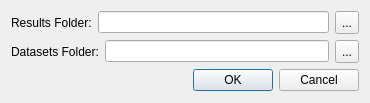
First picture: the form in modules/PorosityAnalyser/dataFolderDialog.ui, repository 3dct/open_iA, before the edit.
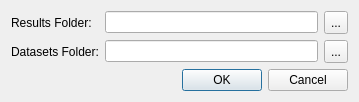
Second picture: the form after the edit.

Commit message: Core/FeatureScout/PorosityAnalyzer: Consistently use QToolButton for file chooser (...)

Patch:
```diff
--- a/modules/PorosityAnalyser/dataFolderDialog.ui
+++ b/modules/PorosityAnalyser/dataFolderDialog.ui
@@ -6,54 +6,35 @@
    <rect>
     <x>0</x>
     <y>0</y>
-    <width>370</width>
-    <height>103</height>
+    <width>359</width>
+    <height>99</height>
    </rect>
   </property>
   <property name="windowTitle">
    <string>Specify Results Folder</string>
   </property>
-  <layout class="QVBoxLayout" name="verticalLayout">
-   <item>
-    <layout class="QHBoxLayout" name="horizontalLayout_3">
-     <item>
+  <layout class="QGridLayout" name="gridLayout">
+   <item row="0" column="1">
+    <widget class="QLineEdit" name="dataFolder"/>
+   </item>
+   <item row="1" column="1">
+    <widget class="QLineEdit" name="datasetsFolder"/>
+   </item>
+   <item row="0" column="0">
       <widget class="QLabel" name="label">
        <property name="text">
         <string>Results Folder:</string>
        </property>
       </widget>
      </item>
-     <item>
-      <widget class="QLineEdit" name="dataFolder"/>
-     </item>
-     <item>
-      <widget class="QToolButton" name="tbOpenDataFolder">
-       <property name="minimumSize">
-        <size>
-         <width>0</width>
-         <height>23</height>
-        </size>
-       </property>
-       <property name="text">
-        <string>...</string>
-       </property>
-      </widget>
-     </item>
-    </layout>
-   </item>
-   <item>
-    <layout class="QHBoxLayout" name="horizontalLayout_4">
-     <item>
+   <item row="1" column="0">
       <widget class="QLabel" name="label_2">
        <property name="text">
         <string>Datasets Folder:</string>
        </property>
       </widget>
      </item>
-     <item>
-      <widget class="QLineEdit" name="datasetsFolder"/>
-     </item>
-     <item>
+   <item row="1" column="2">
       <widget class="QToolButton" name="tbOpenDatasetsFolder">
        <property name="minimumSize">
         <size>
@@ -66,9 +47,20 @@
        </property>
       </widget>
      </item>
-    </layout>
+   <item row="0" column="2">
+    <widget class="QToolButton" name="tbOpenDataFolder">
+     <property name="minimumSize">
+      <size>
+       <width>0</width>
+       <height>23</height>
+      </size>
+     </property>
+     <property name="text">
+      <string>...</string>
+     </property>
+    </widget>
    </item>
-   <item>
+   <item row="2" column="0" colspan="3">
     <widget class="QDialogButtonBox" name="buttonBox">
      <property name="orientation">
       <enum>Qt::Horizontal</enum>
```
Lines whose indentation alone changed are shown as unchanged. The commit also changes 2 other files.
